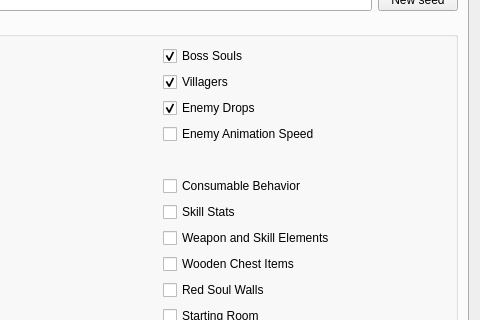
The window that randomizer.ui (LagoLunatic/dsvrandom) describes before a commit, drawn with Qt 5; both pictures show x 160 to 640 and y 113 to 433 of the 640 by 765 pixel window.
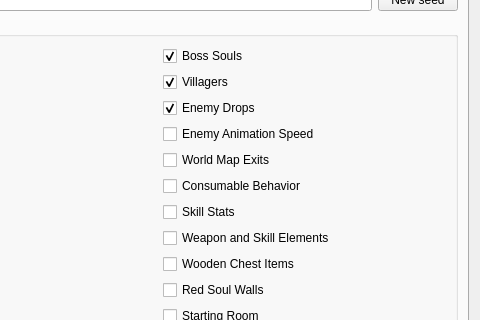
The same window after the commit. Icons and pictures are not drawn.

Commit message: Added OoE linear mode world map exit randomizer

```diff
--- a/randomizer.ui
+++ b/randomizer.ui
@@ -215,6 +215,16 @@
               </property>
              </widget>
             </item>
+            <item>
+             <widget class="QCheckBox" name="randomize_world_map_exits">
+              <property name="toolTip">
+               <string>Randomizes the order areas are unlocked on the world map (OoE linear mode only).</string>
+              </property>
+              <property name="text">
+               <string>World Map Exits</string>
+              </property>
+             </widget>
+            </item>
            </layout>
           </item>
           <item>
```
The commit also changes 4 other files.
